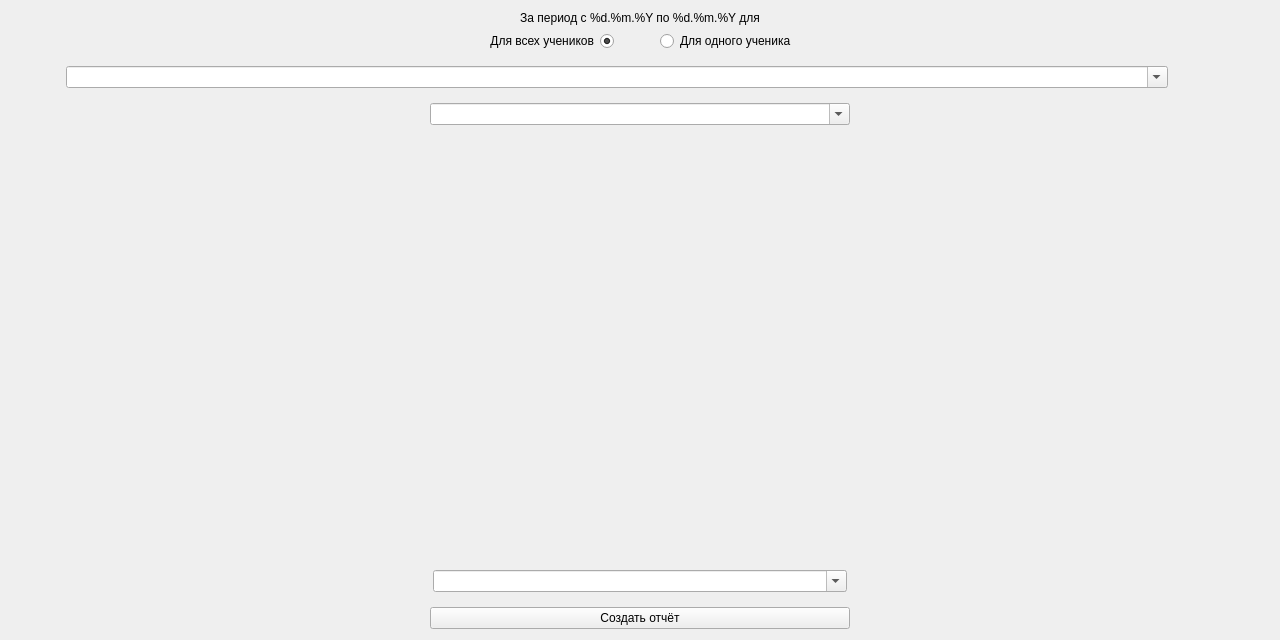
First picture: the form in ui_templates/dialogs/more_student_info_dialog.ui, repository IliaSuponeff/StudentsAccounting, before the edit.
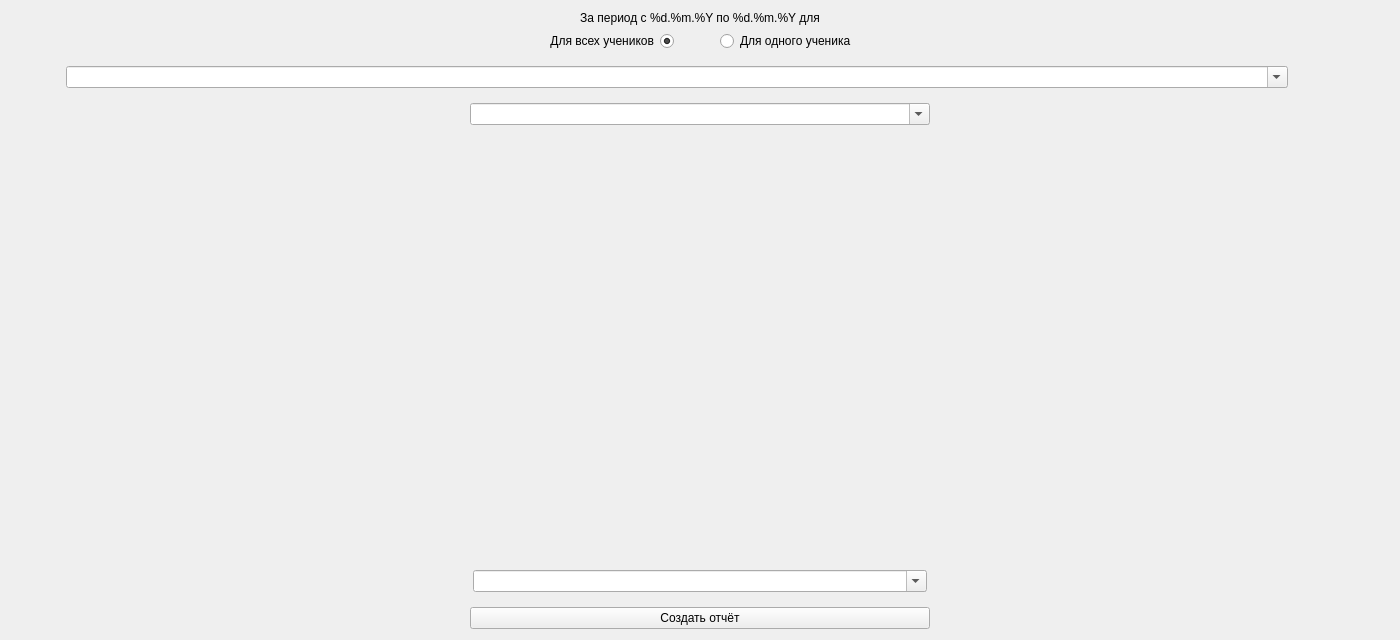
Second picture: the form after the edit.

```diff
--- a/ui_templates/dialogs/more_student_info_dialog.ui
+++ b/ui_templates/dialogs/more_student_info_dialog.ui
@@ -6,20 +6,20 @@
    <rect>
     <x>0</x>
     <y>0</y>
-    <width>1280</width>
+    <width>1400</width>
     <height>640</height>
    </rect>
   </property>
   <property name="minimumSize">
    <size>
-    <width>1280</width>
+    <width>1400</width>
     <height>640</height>
    </size>
   </property>
   <property name="maximumSize">
    <size>
-    <width>1280</width>
-    <height>720</height>
+    <width>1400</width>
+    <height>640</height>
    </size>
   </property>
   <property name="windowTitle">
```
